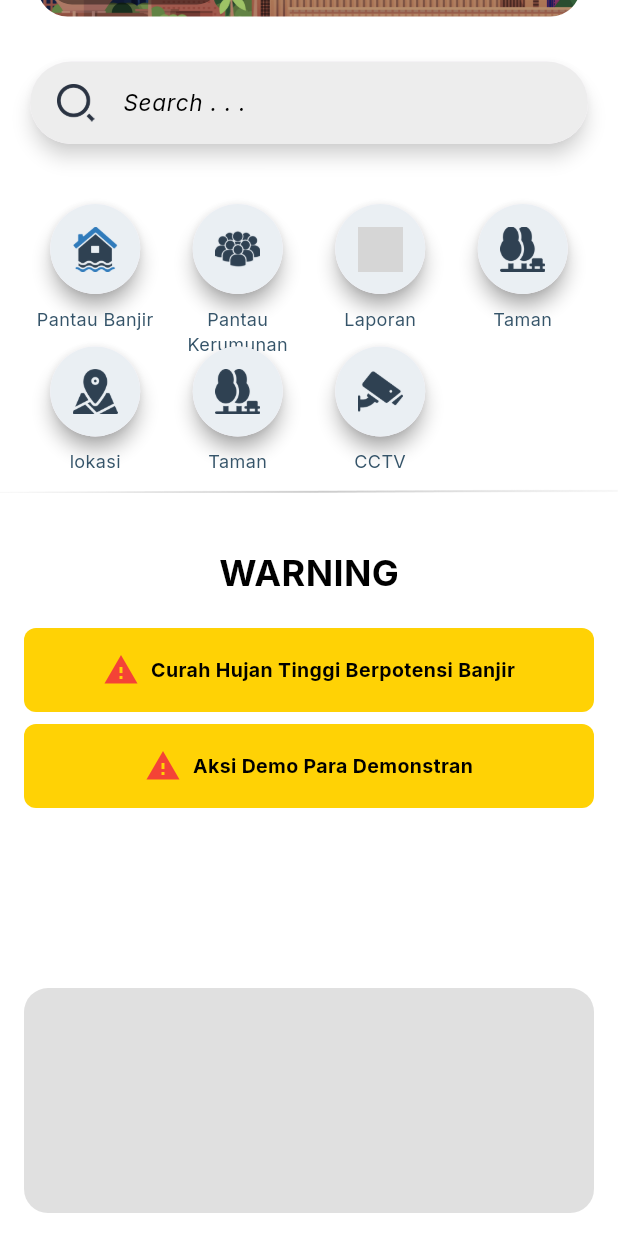
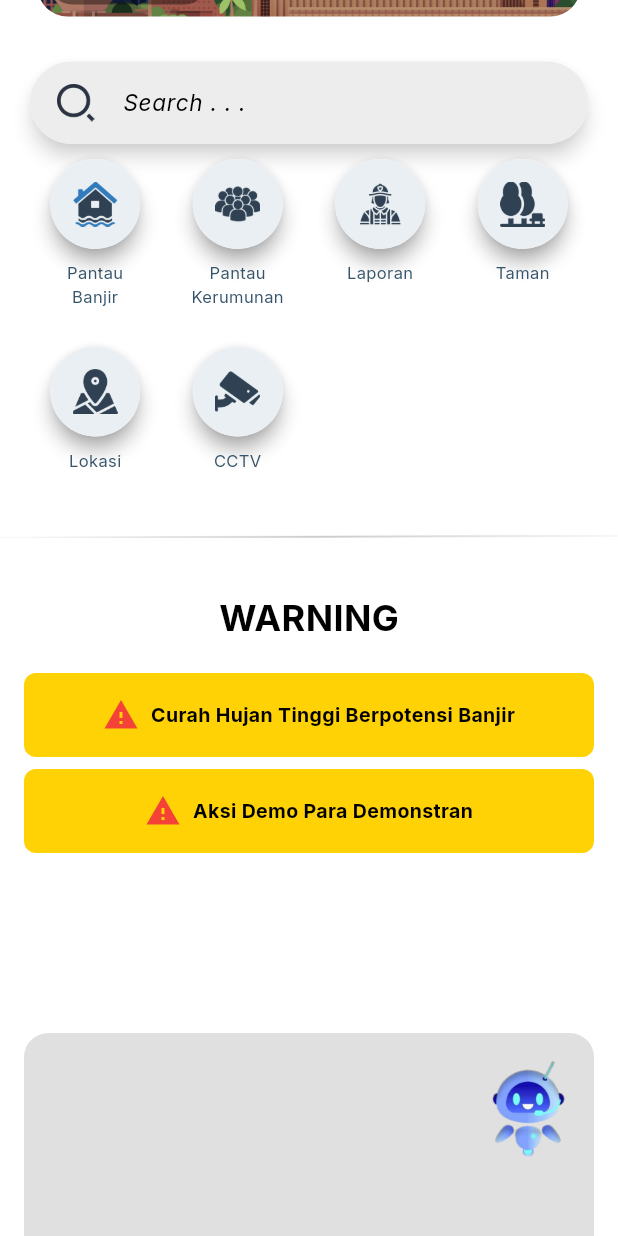
Before and after one commit to Alif-Fikri/JIR, a Flutter app: the HomePage screen opened directly, scrolled down 377 dp, on a phone screen of 412 x 824 dp. Run offline on Flutter 3.47's test engine with Material 3 defaults, Android fonts, the phone set to English and light mode, and no system bars; our stand-ins replace google_fonts; grey boxes are pictures that could not be loaded.

Commit message:
Update Robot AI

```diff
--- a/lib/pages/home/home.dart
+++ b/lib/pages/home/home.dart
@@ -1,23 +1,44 @@
 import 'dart:ui';
 import 'package:flutter/cupertino.dart';
 import 'package:flutter/material.dart';
-import 'package:flutter/widgets.dart';
 import 'package:google_fonts/google_fonts.dart';
+import 'dart:math' as math;
 
 class HomePage extends StatefulWidget {
   @override
   _HomePageState createState() => _HomePageState();
 }
 
-class _HomePageState extends State<HomePage> {
+class _HomePageState extends State<HomePage>
+    with SingleTickerProviderStateMixin {
+  late AnimationController _animationController;
+
+  @override
+  void initState() {
+    super.initState();
+
+    _animationController = AnimationController(
+      vsync: this,
+      duration: Duration(seconds: 60),
+    )..repeat(reverse: true);
+  }
+
+  @override
+  void dispose() {
+    _animationController.dispose();
+    super.dispose();
+  }
+
   @override
   Widget build(BuildContext context) {
     return Scaffold(
       backgroundColor: Colors.white,
-      body: SingleChildScrollView(
+      body: Stack(
+        children: [
+          SingleChildScrollView(
             child: Column(
               children: [
-            // Blue background container with "JIR APPLICATION" text
+                // Konten halaman
                 ClipRRect(
                   borderRadius: BorderRadius.only(
                     bottomLeft: Radius.circular(87),
@@ -70,14 +91,11 @@ class _HomePageState extends State<HomePage> {
                               color: Colors.black.withOpacity(0.4),
                               borderRadius: BorderRadius.circular(15),
                             ),
-                        child: Row(
-                          children: [
-                            SizedBox(width: 8),
-                            Column(
+                            child: Column(
                               crossAxisAlignment: CrossAxisAlignment.center,
                               children: [
                                 Image.asset(
-                                  'assets/images/cerah_berawan.png', // Path to weather icon
+                                  'assets/images/cerah_berawan.png',
                                   width: 50,
                                   height: 37,
                                 ),
@@ -94,16 +112,16 @@ class _HomePageState extends State<HomePage> {
                                   style: GoogleFonts.inter(
                                     color: Colors.white,
                                     fontSize: 11,
-                                      fontWeight: FontWeight.w700),
+                                    fontWeight: FontWeight.w700,
+                                  ),
                                 ),
                                 Text(
                                   "Jakarta Barat",
                                   style: GoogleFonts.inter(
                                     color: Colors.white,
                                     fontSize: 8,
-                                      fontWeight: FontWeight.w700),
+                                    fontWeight: FontWeight.w700,
                                   ),
-                              ],
                                 ),
                               ],
                             ),
@@ -168,13 +186,14 @@ class _HomePageState extends State<HomePage> {
                   ),
                 ),
                 Transform.translate(
-              offset: Offset(0, -100),
+                  offset: Offset(0, -130),
                   child: Padding(
                     padding: const EdgeInsets.symmetric(horizontal: 16.0),
                     child: GridView.count(
                       crossAxisCount: 4,
                       shrinkWrap: true,
                       physics: NeverScrollableScrollPhysics(),
+                      mainAxisSpacing: 30.0,
                       children: [
                         featureIcon(
                           onPressed: () => print('Navigating to Pantau Banjir'),
@@ -182,13 +201,14 @@ class _HomePageState extends State<HomePage> {
                           label: 'Pantau Banjir',
                         ),
                         featureIcon(
-                      onPressed: () => print('Navigating to Pantau Kerumunan'),
+                          onPressed: () =>
+                              print('Navigating to Pantau Kerumunan'),
                           imagePath: 'assets/images/pantau_kerumunan.png',
                           label: 'Pantau Kerumunan',
                         ),
                         featureIcon(
                           onPressed: () => print('Navigating to Taman'),
-                      imagePath: 'assets/images/Laporan.png',
+                          imagePath: 'assets/images/laporan.png',
                           label: 'Laporan',
                         ),
                         featureIcon(
@@ -197,17 +217,12 @@ class _HomePageState extends State<HomePage> {
                           label: 'Taman',
                         ),
                         featureIcon(
-                      onPressed: () => print('Navigating to Taman'),
+                          onPressed: () => print('Navigating to Lokasi'),
                           imagePath: 'assets/images/location.png',
-                      label: 'lokasi',
+                          label: 'Lokasi',
                         ),
                         featureIcon(
-                      onPressed: () => print('Navigating to Taman'),
-                      imagePath: 'assets/images/taman.png',
-                      label: 'Taman',
-                    ),
-                    featureIcon(
-                      onPressed: () => print('Navigating to Taman'),
+                          onPressed: () => print('Navigating to CCTV'),
                           imagePath: 'assets/images/cctv.png',
                           label: 'CCTV',
                         ),
@@ -243,7 +258,6 @@ class _HomePageState extends State<HomePage> {
                     ),
                   ),
                 ),
-
                 SizedBox(height: 16),
                 Container(
                   margin: EdgeInsets.all(16),
@@ -256,6 +270,33 @@ class _HomePageState extends State<HomePage> {
                 ),
               ],
             ),
+          ),
+          // Robot di pojok kanan bawah, mengikuti scrolling
+          AnimatedBuilder(
+            animation: Listenable.merge([_animationController]),
+            builder: (context, child) {
+              double bounce =
+                  math.sin(_animationController.value * 2 * math.pi) * 5;
+              return Positioned(
+                bottom: 50 + bounce,
+                right: 25,
+                child: GestureDetector(
+                  onTap: () {
+                    ScaffoldMessenger.of(context).showSnackBar(
+                      SnackBar(
+                          content: Text('Hello! I’m your assistant robot!')),
+                    );
+                  },
+                  child: Image.asset(
+                    'assets/images/robot.png',
+                    width: 70,
+                    height: 70,
+                  ),
+                ),
+              );
+            },
+          ),
+        ],
       ),
     );
   }
@@ -283,10 +324,19 @@ class _HomePageState extends State<HomePage> {
             ),
           ),
           SizedBox(height: 8),
-          Text(
+          Flexible(
+            // Wraps the text in a flexible widget
+            child: ConstrainedBox(
+              constraints: BoxConstraints(maxWidth: 70),
+              child: Text(
                 label,
                 textAlign: TextAlign.center,
-            style: GoogleFonts.inter(fontSize: 12, color: Color(0xFF355469)),
+                style:
+                    GoogleFonts.inter(fontSize: 11, color: Color(0xFF355469)),
+                softWrap: true,
+                overflow: TextOverflow.visible,
+              ),
+            ),
           ),
         ],
       ),
--- a/pubspec.yaml
+++ b/pubspec.yaml
@@ -86,6 +86,7 @@ flutter:
   - assets/images/privacypolicy.png
   - assets/images/termsofservice.png
   - assets/images/logout.png
+  - assets/images/robot.png
 
   # An image asset can refer to one or more resolution-specific "variants", see
   # https://flutter.dev/assets-and-images/#resolution-aware
```
Also changed, not shown: lib/helper/menu.dart (+7 -16 lines), lib/pages/notifications/notification.dart (added, +123 -0 lines), lib/pages/profile/profile.dart (+5 -3 lines), assets/images/robot.png (added). Lines whose indentation alone changed are shown as unchanged.
